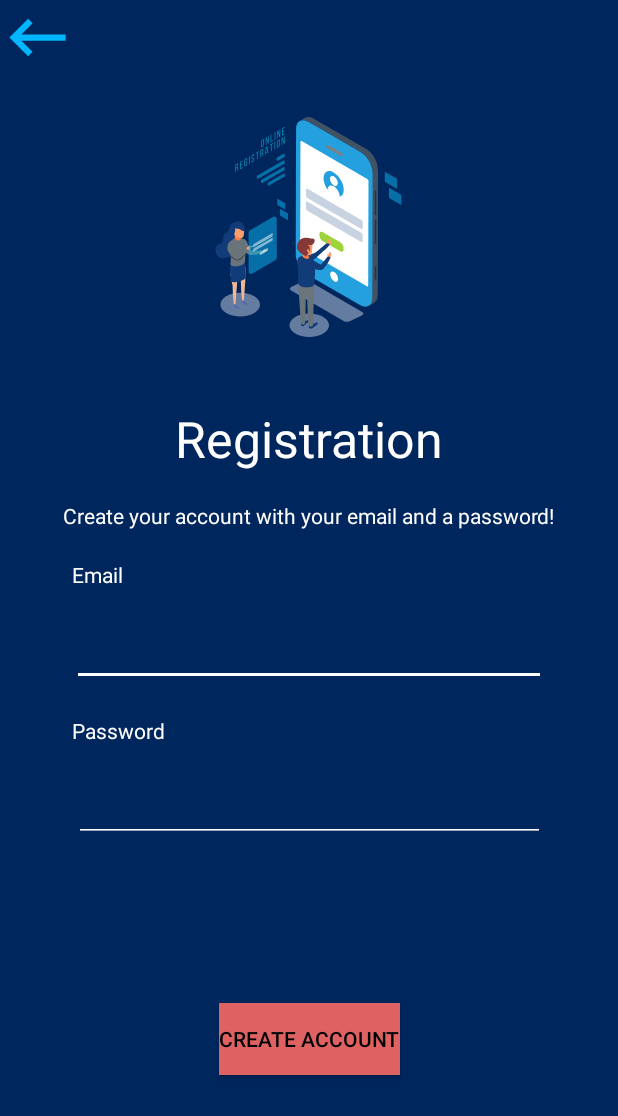
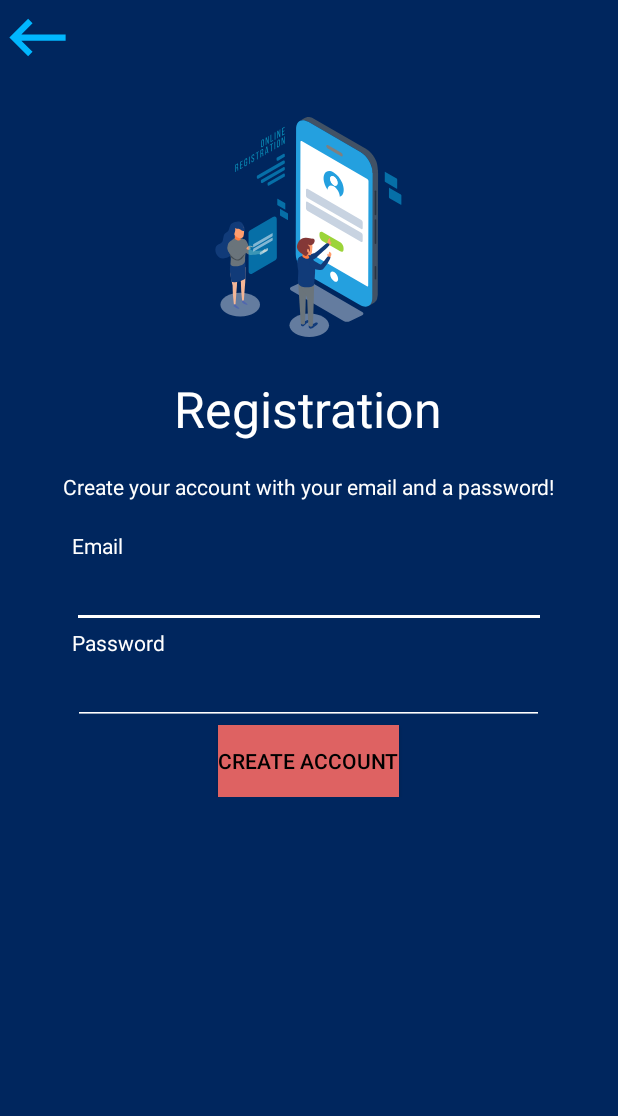
Before and after one commit to luisalexleite/remote-pychess-display, an Android app: the RegisterActivity screen opened directly, with no data from a screen before it, on a phone screen of 412 x 824 dp. Shown: the top 1116 px of the screen. Run offline under Robolectric (Android 15) with nearby library versions, the phone set to English and light mode, and no system bars; our stand-ins replace Firebase (no records; nobody signed in at launch, a user with empty details on screens opened directly).

Commit message:
update registo

```diff
--- a/android/app/src/main/AndroidManifest.xml
+++ b/android/app/src/main/AndroidManifest.xml
@@ -14,7 +14,7 @@
         android:label="@string/app_name"
         android:roundIcon="@mipmap/launcher_ic"
         android:supportsRtl="true"
-        android:theme="@style/Theme.AnimalMobileApp">
+        android:theme="@style/Theme.PyChessApp">
 
 
         <meta-data android:name="com.google.android.geo.API_KEY"
@@ -27,20 +27,13 @@
         <activity android:name=".login.LoginActivity"/>
         <activity android:name=".login.RegisterActivity"/>
         <activity android:name=".login.ActivityPasswordReset"/>
-        <activity android:name=".secondaryFragments.PetTrainListFragment"/>
-        <activity android:name=".pets.AddPetActivity"/>
-        <activity android:name=".pets.EditPetActivity"/>
-        <activity android:name=".mainFragments.MapFragment"
-            tools:ignore="Instantiatable"/>
-        <activity android:name=".map.MapActivity" android:exported="true"/>
-        <activity android:name=".pets.HealthActivity"/>
+
         <activity android:name=".SplashScreen">
             <intent-filter>
                 <action android:name="android.intent.action.MAIN" />
                 <category android:name="android.intent.category.LAUNCHER" />
             </intent-filter>
         </activity>
-        <activity android:name=".pets.PetInfoActivity"/>
     </application>
 
 </manifest>
--- a/android/app/src/main/res/layout-v28/activity_register.xml
+++ b/android/app/src/main/res/layout-v28/activity_register.xml
@@ -7,62 +7,70 @@
     android:background="@color/colorPrimaryDark"
     tools:context=".login.RegisterActivity">
     <!--Back Button-->
+    <ScrollView
+        android:layout_width="match_parent"
+        android:layout_height="match_parent">
+
+        <LinearLayout
+            android:layout_width="match_parent"
+            android:layout_height="wrap_content"
+            android:orientation="vertical" >
+
             <ImageButton
                 android:id="@+id/backbtn1"
                 android:layout_width="50dp"
                 android:layout_height="50dp"
                 android:background="@null"
+                android:contentDescription="@string/img_desc"
                 android:scaleType="fitXY"
                 android:tint="@color/colorPrimary"
-        app:layout_constraintStart_toStartOf="parent"
-        app:layout_constraintTop_toTopOf="parent"
-        app:srcCompat="@drawable/back_button"
-        android:contentDescription="@string/img_desc" />
-    <!--Animation-->
+                app:srcCompat="@drawable/back_button" />
+
             <com.airbnb.lottie.LottieAnimationView
                 android:id="@+id/lottie"
                 android:layout_width="match_parent"
                 android:layout_height="200dp"
-        app:layout_constraintEnd_toEndOf="parent"
-        app:layout_constraintStart_toStartOf="parent"
-        app:layout_constraintTop_toBottomOf="@+id/backbtn1"
                 app:lottie_autoPlay="true"
                 app:lottie_loop="true"
                 app:lottie_rawRes="@raw/regis" />
-    <!--Text Views-->
+
             <TextView
                 android:id="@+id/textView"
                 android:layout_width="wrap_content"
                 android:layout_height="wrap_content"
+                android:layout_gravity="center"
                 android:text="@string/registration"
                 android:textColor="#FFFFFF"
-        android:textSize="33sp"
-        app:layout_constraintBottom_toTopOf="@id/textView2"
-        app:layout_constraintEnd_toEndOf="parent"
-        app:layout_constraintStart_toStartOf="parent"
-        app:layout_constraintTop_toBottomOf="@id/lottie" />
+                android:textSize="33sp" />
 
             <TextView
                 android:id="@+id/textView2"
                 android:layout_width="wrap_content"
                 android:layout_height="wrap_content"
+                android:layout_marginTop="20dp"
+                android:layout_gravity="center"
                 android:text="@string/create_your_account_with_your_email_and_a_password"
-        android:textColor="#FFFFFF"
-        app:layout_constraintBottom_toTopOf="@id/textView3"
-        app:layout_constraintEnd_toEndOf="parent"
-        app:layout_constraintStart_toStartOf="parent"
-        app:layout_constraintTop_toBottomOf="@id/textView" />
+                android:textColor="#FFFFFF" />
 
             <TextView
                 android:id="@+id/textView3"
                 android:layout_width="wrap_content"
+                android:layout_marginTop="20dp"
                 android:layout_height="wrap_content"
                 android:layout_marginStart="48dp"
                 android:text="@string/email"
+                android:textColor="#FFFFFF" />
+
+            <EditText
+                android:id="@+id/emailtext"
+                android:layout_width="316dp"
+                android:layout_height="wrap_content"
+                android:autofillHints=""
+                android:layout_gravity="center"
+                android:backgroundTint="#FFFFFF"
+                android:inputType="textEmailAddress"
                 android:textColor="#FFFFFF"
-        app:layout_constraintBottom_toTopOf="@id/emailtext"
-        app:layout_constraintStart_toStartOf="parent"
-        app:layout_constraintTop_toBottomOf="@id/textView2" />
+                tools:ignore="LabelFor" />
 
             <TextView
                 android:id="@+id/textView4"
@@ -70,51 +78,34 @@
                 android:layout_height="wrap_content"
                 android:layout_marginStart="48dp"
                 android:text="@string/password"
-        android:textColor="#FFFFFF"
-        app:layout_constraintBottom_toTopOf="@id/passtext"
-        app:layout_constraintStart_toStartOf="parent"
-        app:layout_constraintTop_toBottomOf="@id/emailtext"/>
+                android:textColor="#FFFFFF" />
 
-    <!--Create Account Fields-->
-    <EditText
-        android:id="@+id/emailtext"
-        android:layout_width="316dp"
-        android:layout_height="wrap_content"
-        android:backgroundTint="#FFFFFF"
-        android:inputType="textEmailAddress"
-        android:textColor="#FFFFFF"
-        app:layout_constraintBottom_toTopOf="@id/textView4"
-        app:layout_constraintEnd_toEndOf="parent"
-        app:layout_constraintStart_toStartOf="parent"
-        app:layout_constraintTop_toBottomOf="@id/textView3"
-        android:autofillHints=""
-        tools:ignore="LabelFor" />
 
             <EditText
                 android:id="@+id/passtext"
                 android:layout_width="314dp"
                 android:layout_height="wrap_content"
-        android:layout_marginTop="475dp"
-        android:layout_marginBottom="222dp"
+                android:autofillHints=""
+                android:layout_gravity="center"
                 android:backgroundTint="#FFFFFF"
                 android:inputType="textPassword"
                 android:textColor="#FFFFFF"
-        app:layout_constraintBottom_toBottomOf="parent"
-        app:layout_constraintEnd_toEndOf="parent"
-        app:layout_constraintStart_toStartOf="parent"
-        app:layout_constraintTop_toTopOf="parent"
-        android:autofillHints=""
                 tools:ignore="LabelFor" />
 
-    <!--Button Create Account-->
             <Button
                 android:id="@+id/create"
                 android:layout_width="wrap_content"
+                android:layout_gravity="center"
                 android:layout_height="wrap_content"
                 android:background="#de6262"
-        android:text="@string/create_account"
-        app:layout_constraintBottom_toBottomOf="parent"
-        app:layout_constraintEnd_toEndOf="parent"
-        app:layout_constraintStart_toStartOf="parent"
-        app:layout_constraintTop_toBottomOf="@id/passtext" />
+                android:text="@string/create_account" />
+        </LinearLayout>
+    </ScrollView>
+
+    <!--Animation-->
+    <!--Text Views-->
+
+    <!--Create Account Fields-->
+
+    <!--Button Create Account-->
 </androidx.constraintlayout.widget.ConstraintLayout>
--- a/android/app/src/main/res/values-night/themes.xml
+++ b/android/app/src/main/res/values-night/themes.xml
@@ -1,6 +1,6 @@
 <resources>
     <!-- Base application theme. -->
-    <style name="Theme.AnimalMobileApp" parent="Theme.Design.NoActionBar">
+    <style name="Theme.PyChessApp" parent="Theme.Design.NoActionBar">
         <!-- Primary brand color. -->
         <item name="colorPrimary">@color/colorPrimary</item>
         <item name="colorPrimaryDark">@color/colorPrimaryDark</item>
--- a/android/app/src/main/res/values/themes.xml
+++ b/android/app/src/main/res/values/themes.xml
@@ -1,6 +1,6 @@
 <resources>
     <!-- Base application theme. -->
-    <style name="Theme.AnimalMobileApp" parent="Theme.AppCompat.Light.NoActionBar">
+    <style name="Theme.PyChessApp" parent="Theme.AppCompat.Light.NoActionBar">
         <!-- Primary brand color. -->
         <item name="colorPrimary">@color/colorPrimary</item>
         <item name="colorPrimaryDark">@color/colorPrimaryDark</item>
--- a/android/build.gradle
+++ b/android/build.gradle
@@ -3,10 +3,12 @@ buildscript {
     repositories {
         google()
         jcenter()
+        maven { url "https://chaquo.com/maven" }
     }
     dependencies {
         classpath 'com.android.tools.build:gradle:4.1.2'
         classpath 'com.google.gms:google-services:4.3.5'
+        classpath "com.chaquo.python:gradle:9.1.0"
         // NOTE: Do not place your application dependencies here; they belong
         // in the individual module build.gradle files
     }
--- a/android/settings.gradle
+++ b/android/settings.gradle
@@ -1,2 +1,2 @@
 include ':app'
-rootProject.name = "Animal Mobile App"
+rootProject.name = "PyChess"
```
Lines whose indentation alone changed are shown as unchanged.
